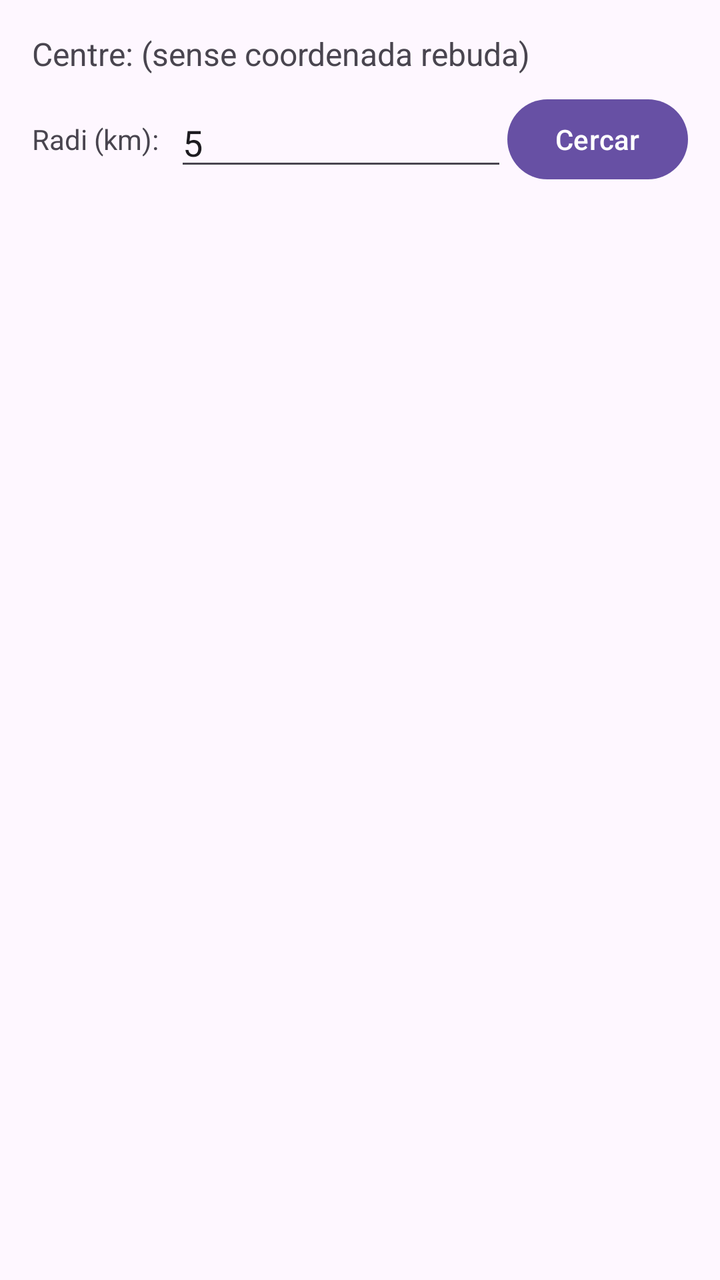
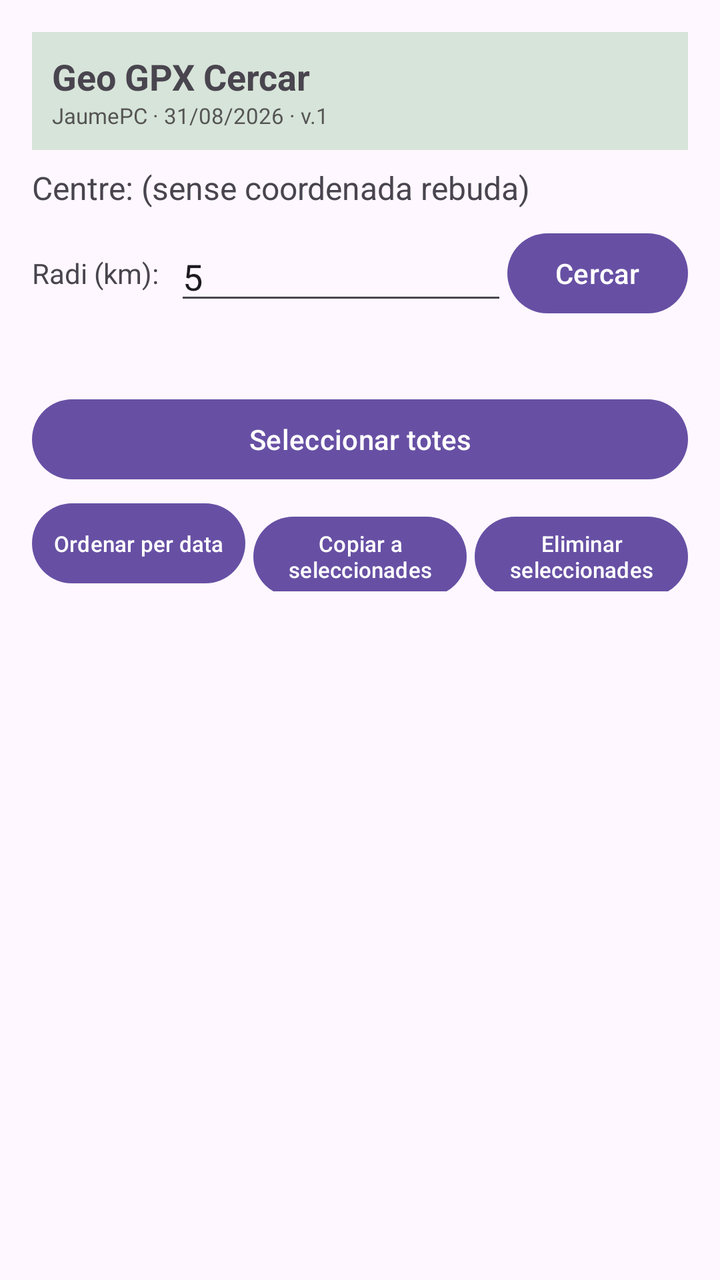

Before-and-after screenshots of an Android layout around one commit, followed by the original layout XML and the change that was made.
<!-- AndroidManifest.xml: application theme Theme.Material3.DayNight -->
<!-- res/layout/activity_main.xml -->
<?xml version="1.0" encoding="utf-8"?>
<LinearLayout xmlns:android="http://schemas.android.com/apk/res/android"
    android:layout_width="match_parent"
    android:layout_height="match_parent"
    android:orientation="vertical"
    android:fitsSystemWindows="true"
    android:padding="16dp">

    <TextView
        android:id="@+id/txtCenter"
        android:layout_width="match_parent"
        android:layout_height="wrap_content"
        android:text="Centre: (sense coordenada rebuda)"
        android:textSize="16sp"
        android:paddingBottom="8dp" />

    <LinearLayout
        android:layout_width="match_parent"
        android:layout_height="wrap_content"
        android:orientation="horizontal"
        android:gravity="center_vertical">

        <TextView
            android:layout_width="wrap_content"
            android:layout_height="wrap_content"
            android:text="Radi (km):"
            android:paddingEnd="8dp" />

        <EditText
            android:id="@+id/editRadius"
            android:layout_width="0dp"
            android:layout_height="wrap_content"
            android:layout_weight="1"
            android:inputType="numberDecimal"
            android:text="5" />

        <Button
            android:id="@+id/btnSearch"
            android:layout_width="wrap_content"
            android:layout_height="wrap_content"
            android:text="Cercar" />
    </LinearLayout>

    <TextView
        android:id="@+id/txtStatus"
        android:layout_width="match_parent"
        android:layout_height="wrap_content"
        android:paddingTop="8dp"
        android:paddingBottom="8dp"
        android:text="" />

    <ListView
        android:id="@+id/listResults"
        android:layout_width="match_parent"
        android:layout_height="match_parent" />

</LinearLayout>
<!-- resources referenced by this layout -->
<resources>

</resources>

<!-- the commit's change to res/layout/activity_main.xml (unified diff, before → after) -->
@@ -5,7 +5,28 @@
     android:orientation="vertical"
     android:fitsSystemWindows="true"
     android:padding="16dp">
+    <LinearLayout
+        android:layout_width="match_parent"
+        android:layout_height="wrap_content"
+        android:orientation="vertical"
+        android:background="#D7E4D9"
+        android:padding="10dp"
+        android:layout_marginBottom="8dp">
 
+        <TextView
+            android:layout_width="wrap_content"
+            android:layout_height="wrap_content"
+            android:text="Geo GPX Cercar"
+            android:textSize="18sp"
+            android:textStyle="bold" />
+
+        <TextView
+            android:layout_width="wrap_content"
+            android:layout_height="wrap_content"
+            android:text="JaumePC · 31/08/2026 · v.1"
+            android:textSize="11sp"
+            android:textColor="#555555" />
+    </LinearLayout>
     <TextView
         android:id="@+id/txtCenter"
         android:layout_width="match_parent"
@@ -49,9 +70,52 @@
         android:paddingBottom="8dp"
         android:text="" />
 
+        <Button
+            android:id="@+id/btnSelectAll"
+            android:layout_width="match_parent"
+            android:layout_height="wrap_content"
+            android:text="Seleccionar totes" />
+    <LinearLayout
+        android:layout_width="match_parent"
+        android:layout_height="wrap_content"
+        android:orientation="horizontal"
+        android:paddingTop="4dp"
+        android:paddingBottom="4dp">
+        <Button
+            android:id="@+id/btnSort"
+            android:layout_width="0dp"
+            android:layout_height="wrap_content"
+            android:layout_weight="1"
+            android:textSize="11sp"
+            android:paddingStart="4dp"
+            android:paddingEnd="4dp"
+            android:text="Ordenar per data" />
+        <Button
+            android:id="@+id/btnOpenSelected"
+            android:layout_width="0dp"
+            android:layout_height="wrap_content"
+            android:layout_weight="1"
+            android:layout_marginStart="4dp"
+            android:textSize="11sp"
+            android:paddingStart="4dp"
+            android:paddingEnd="4dp"
+            android:text="Copiar a seleccionades" />
+        <Button
+            android:id="@+id/btnClearSelected"
+            android:layout_width="0dp"
+            android:layout_height="wrap_content"
+            android:layout_weight="1"
+            android:layout_marginStart="4dp"
+            android:textSize="11sp"
+            android:paddingStart="4dp"
+            android:paddingEnd="4dp"
+            android:text="Eliminar seleccionades" />
+
+    </LinearLayout>
+
     <ListView
         android:id="@+id/listResults"
         android:layout_width="match_parent"
-        android:layout_height="match_parent" />
-
+        android:layout_height="match_parent"
+        android:choiceMode="multipleChoice" />
 </LinearLayout>
